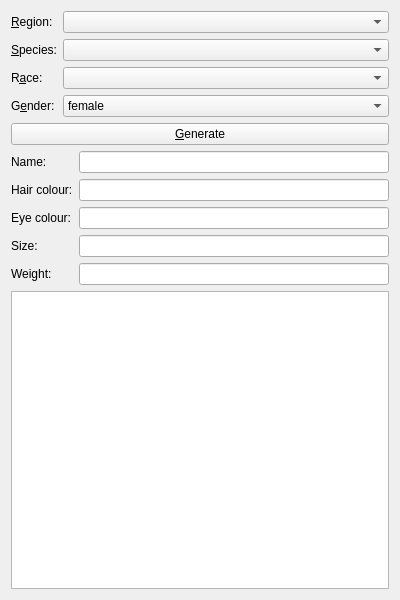
This is UI/NPCGeneratorWidget.ui in andreassch/RPGAssistant as Qt 5 draws it before an edit. The edited form follows.
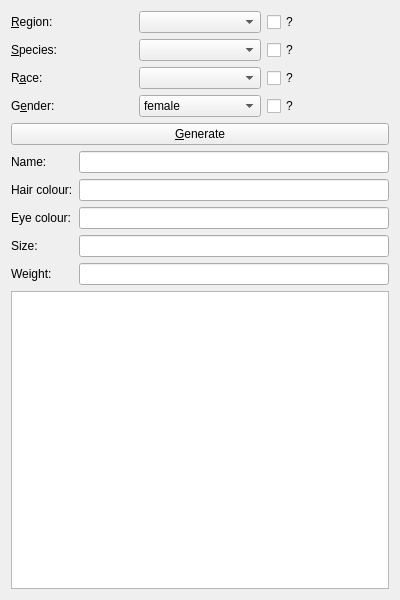
This is the edited form.

Commit message: Added option for random region/species/race/gender in NPC generator. Fixed inclusion of translation in APK (Android build).

Patch:
```diff
--- a/UI/NPCGeneratorWidget.ui
+++ b/UI/NPCGeneratorWidget.ui
@@ -15,43 +15,7 @@
   </property>
   <layout class="QVBoxLayout" name="verticalLayout">
    <item>
-    <layout class="QFormLayout" name="formLayout">
-     <item row="0" column="0">
-      <widget class="QLabel" name="labelRegion">
-       <property name="text">
-        <string>&amp;Region:</string>
-       </property>
-       <property name="buddy">
-        <cstring>comboRegion</cstring>
-       </property>
-      </widget>
-     </item>
-     <item row="0" column="1">
-      <widget class="QComboBox" name="comboRegion"/>
-     </item>
-     <item row="2" column="0">
-      <widget class="QLabel" name="labelRace">
-       <property name="text">
-        <string>R&amp;ace:</string>
-       </property>
-       <property name="buddy">
-        <cstring>comboRace</cstring>
-       </property>
-      </widget>
-     </item>
-     <item row="2" column="1">
-      <widget class="QComboBox" name="comboRace"/>
-     </item>
-     <item row="3" column="0">
-      <widget class="QLabel" name="labelGender">
-       <property name="text">
-        <string>G&amp;ender:</string>
-       </property>
-       <property name="buddy">
-        <cstring>comboGender</cstring>
-       </property>
-      </widget>
-     </item>
+    <layout class="QGridLayout" name="gridLayout">
      <item row="3" column="1">
       <widget class="QComboBox" name="comboGender">
        <item>
@@ -66,6 +30,16 @@
        </item>
       </widget>
      </item>
+     <item row="2" column="0">
+      <widget class="QLabel" name="labelRace">
+       <property name="text">
+        <string>R&amp;ace:</string>
+       </property>
+       <property name="buddy">
+        <cstring>comboRace</cstring>
+       </property>
+      </widget>
+     </item>
      <item row="1" column="1">
       <widget class="QComboBox" name="comboSpecies"/>
      </item>
@@ -79,6 +53,60 @@
        </property>
       </widget>
      </item>
+     <item row="3" column="0">
+      <widget class="QLabel" name="labelGender">
+       <property name="text">
+        <string>G&amp;ender:</string>
+       </property>
+       <property name="buddy">
+        <cstring>comboGender</cstring>
+       </property>
+      </widget>
+     </item>
+     <item row="2" column="1">
+      <widget class="QComboBox" name="comboRace"/>
+     </item>
+     <item row="0" column="0">
+      <widget class="QLabel" name="labelRegion">
+       <property name="text">
+        <string>&amp;Region:</string>
+       </property>
+       <property name="buddy">
+        <cstring>comboRegion</cstring>
+       </property>
+      </widget>
+     </item>
+     <item row="0" column="1">
+      <widget class="QComboBox" name="comboRegion"/>
+     </item>
+     <item row="0" column="2">
+      <widget class="QCheckBox" name="checkRandomRegion">
+       <property name="text">
+        <string>?</string>
+       </property>
+      </widget>
+     </item>
+     <item row="1" column="2">
+      <widget class="QCheckBox" name="checkRandomSpecies">
+       <property name="text">
+        <string>?</string>
+       </property>
+      </widget>
+     </item>
+     <item row="2" column="2">
+      <widget class="QCheckBox" name="checkRandomRace">
+       <property name="text">
+        <string>?</string>
+       </property>
+      </widget>
+     </item>
+     <item row="3" column="2">
+      <widget class="QCheckBox" name="checkRandomGender">
+       <property name="text">
+        <string>?</string>
+       </property>
+      </widget>
+     </item>
     </layout>
    </item>
    <item>
```
The commit also changes 4 other files.
